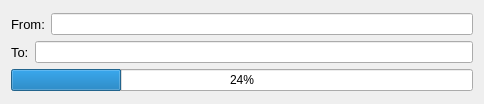
Above: copyingstatuswindow.ui from OscarVegener/UnderCommander before the change. Below: the same form after it.
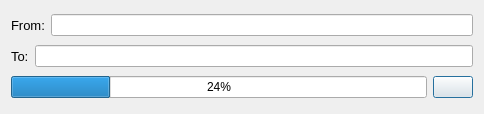
That is the form after the change. Icons and pictures are not drawn.

```diff
--- a/copyingstatuswindow.ui
+++ b/copyingstatuswindow.ui
@@ -7,7 +7,7 @@
     <x>0</x>
     <y>0</y>
     <width>484</width>
-    <height>104</height>
+    <height>114</height>
    </rect>
   </property>
   <property name="windowTitle">
@@ -15,8 +15,6 @@
   </property>
   <layout class="QGridLayout" name="gridLayout">
    <item row="0" column="0">
-    <layout class="QVBoxLayout" name="verticalLayout">
-     <item>
       <layout class="QHBoxLayout" name="horizontalLayout">
        <item>
         <widget class="QLabel" name="label">
@@ -39,7 +37,7 @@
        </item>
       </layout>
      </item>
-     <item>
+   <item row="1" column="0">
       <layout class="QHBoxLayout" name="horizontalLayout_2">
        <item>
         <widget class="QLabel" name="label_2">
@@ -62,6 +60,8 @@
        </item>
       </layout>
      </item>
+   <item row="2" column="0">
+    <layout class="QHBoxLayout" name="horizontalLayout_3">
      <item>
       <widget class="QProgressBar" name="progressBar">
        <property name="value">
@@ -69,6 +69,17 @@
        </property>
       </widget>
      </item>
+     <item>
+      <widget class="QPushButton" name="pauseResume">
+       <property name="text">
+        <string/>
+       </property>
+       <property name="icon">
+        <iconset resource="icons.qrc">
+         <normaloff>:/icons/pause.png</normaloff>:/icons/pause.png</iconset>
+       </property>
+      </widget>
+     </item>
     </layout>
    </item>
   </layout>
```
Left out of the diff: 4 changed lines with no effect on the pictures. Lines whose indentation alone changed are shown as unchanged.
